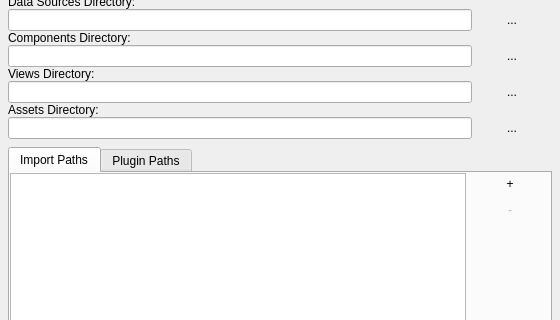
Before: the Qt Designer form ui/projectpropertiesdialog.ui in maxavadallat/maxdesigner, drawn with Qt 5; both pictures show x 0 to 560 and y 184 to 504 of the 560 by 690 pixel window.
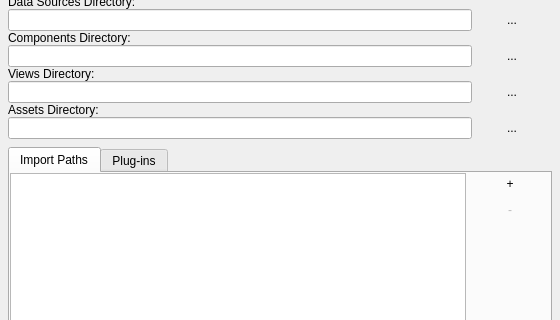
After: the same form once the commit is applied.

Commit message: Target plugin support

```diff
--- a/ui/projectpropertiesdialog.ui
+++ b/ui/projectpropertiesdialog.ui
@@ -608,7 +608,7 @@
      </widget>
      <widget class="QWidget" name="pluginPathsTab">
       <attribute name="title">
-       <string>Plugin Paths</string>
+       <string>Plug-ins</string>
       </attribute>
       <layout class="QGridLayout" name="pluginPathsLayout">
        <property name="leftMargin">
```
Left out of the diff: 8 changed lines with no effect on the pictures. The commit also changes 7 other files.
